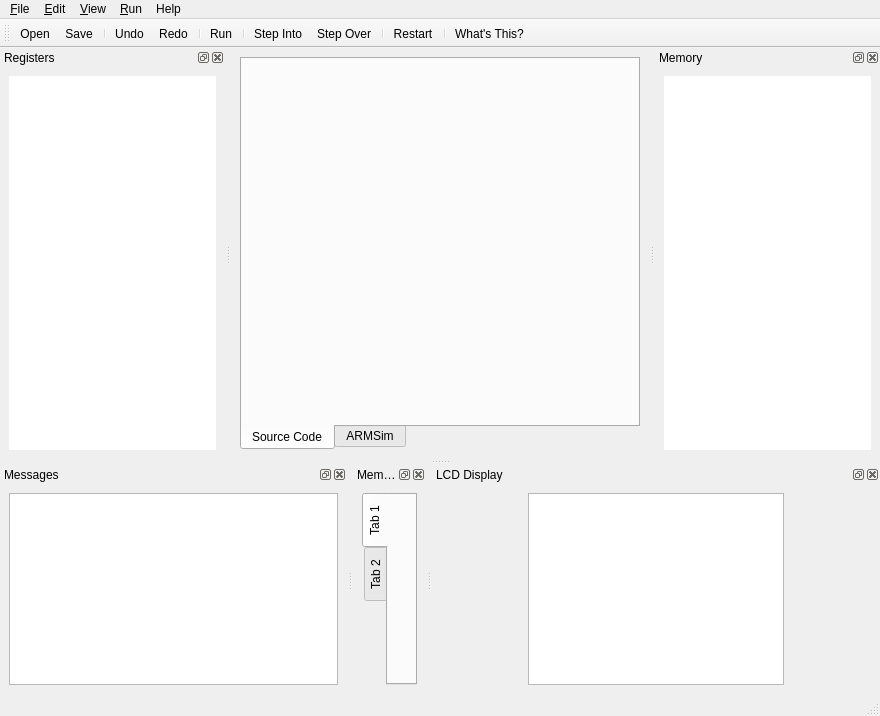
Before: the Qt Designer form qtarmsim/ui/mainwindow.ui in barrachi/qtarmsim, drawn with Qt 5.
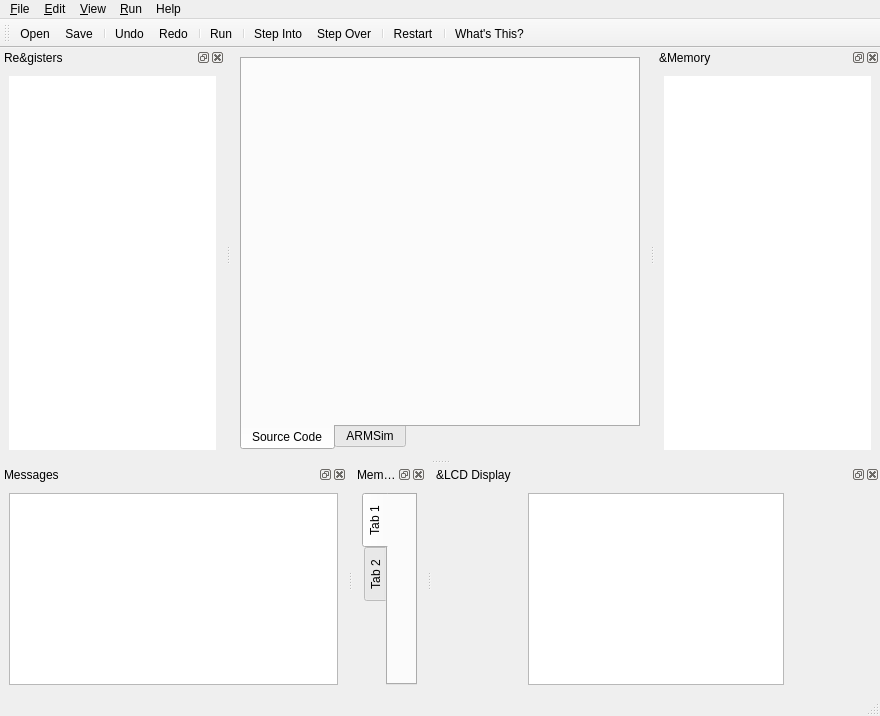
After: the same form once the commit is applied. Icons and pictures are not drawn. Custom widgets are drawn as their Qt base class.

```diff
--- a/qtarmsim/ui/mainwindow.ui
+++ b/qtarmsim/ui/mainwindow.ui
@@ -215,7 +215,7 @@
    <property name="minimumSize">
     <size>
      <width>180</width>
-     <height>100</height>
+     <height>126</height>
     </size>
    </property>
    <property name="toolTip">
@@ -228,7 +228,7 @@
     <set>Qt::LeftDockWidgetArea|Qt::RightDockWidgetArea</set>
    </property>
    <property name="windowTitle">
-    <string>Registers</string>
+    <string>Re&amp;gisters</string>
    </property>
    <attribute name="dockWidgetArea">
     <number>1</number>
@@ -267,7 +267,7 @@
    <property name="minimumSize">
     <size>
      <width>180</width>
-     <height>100</height>
+     <height>126</height>
     </size>
    </property>
    <property name="toolTip">
@@ -280,7 +280,7 @@
     <set>Qt::LeftDockWidgetArea|Qt::RightDockWidgetArea</set>
    </property>
    <property name="windowTitle">
-    <string>Memory</string>
+    <string>&amp;Memory</string>
    </property>
    <attribute name="dockWidgetArea">
     <number>2</number>
@@ -389,7 +389,7 @@
     <string>The LCD Display shows the output of a simulated LCD Display Device</string>
    </property>
    <property name="windowTitle">
-    <string>LCD Display</string>
+    <string>&amp;LCD Display</string>
    </property>
    <attribute name="dockWidgetArea">
     <number>8</number>
```
Left out of the diff: 66 changed lines with no effect on the pictures.
